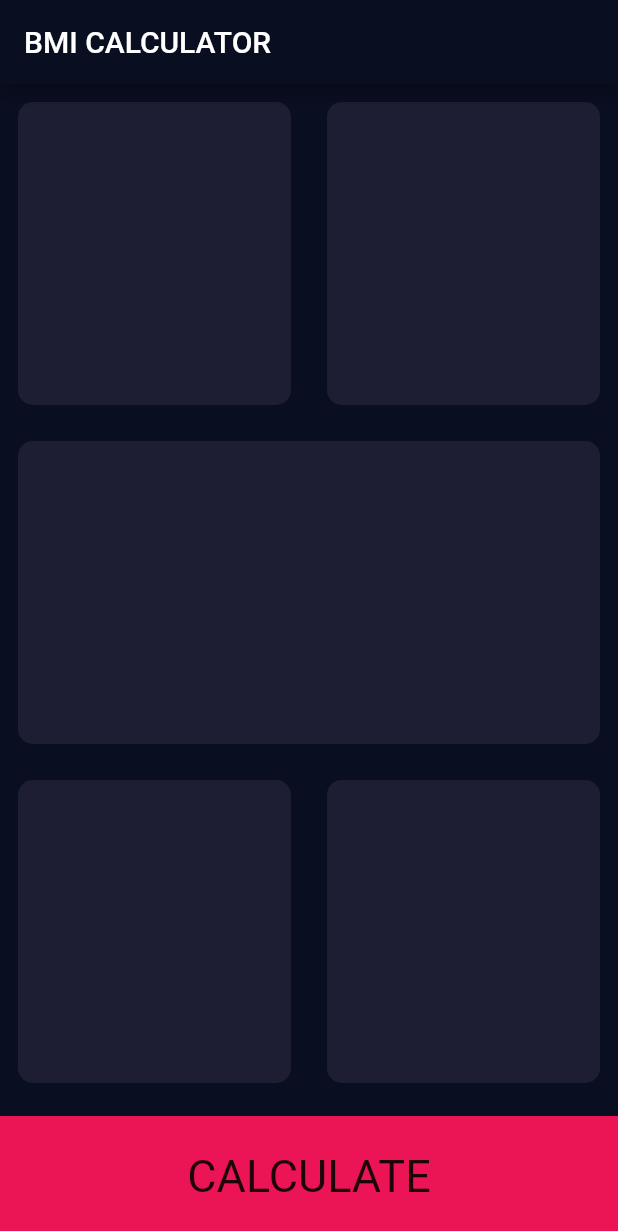
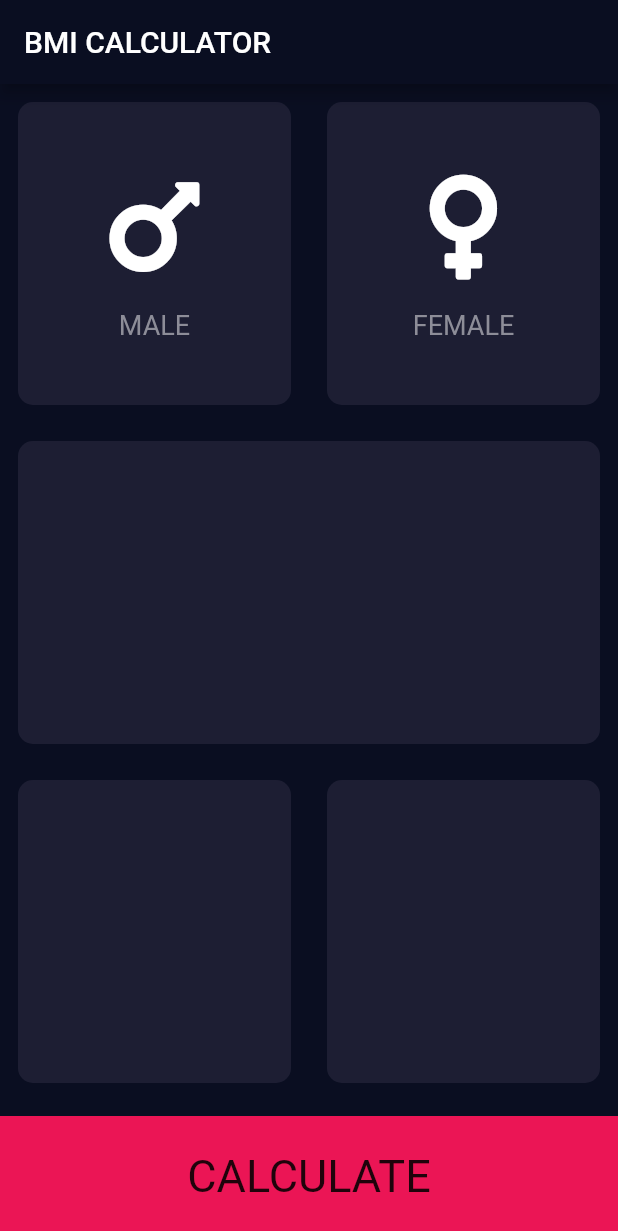
Before and after one commit to gaiyadev/bmi_calculator, a Flutter app: the screen it shows after launch, on a phone screen of 412 x 824 dp. Shown: the top 1231 px of the screen. Run offline on Flutter 3.47's test engine with Material 2 defaults, Android fonts, the phone set to English and light mode, and no system bars; our stand-ins replace font_awesome_flutter.

Commit message:
Add: apply abstraction to the app

```diff
--- /dev/null
+++ b/lib/constants.dart
@@ -0,0 +1,13 @@
+import 'package:flutter/material.dart';
+
+const bottomContainerHeight = 80.0;
+const iconSize = 80.0;
+const iconColor = Colors.white;
+const activeCardColor = Color(0XFF1D1E33);
+const bottomContainerColor = Color(0XFFEB1555);
+const labelColor = TextStyle(
+  fontSize: 18.0,
+  color: Color(
+    0XFF8D8D98,
+  ),
+);
--- a/lib/home.dart
+++ b/lib/home.dart
@@ -1,8 +1,8 @@
 import 'package:flutter/material.dart';
-
-const bottomContainerHeight = 80.0;
-const activeCardColor = Color(0XFF1D1E33);
-const bottomContainerColor = Color(0XFFEB1555);
+import 'package:font_awesome_flutter/font_awesome_flutter.dart';
+import 'reueableIcon.dart';
+import 'reusableCard.dart';
+import 'constants.dart';
 
 class InputPage extends StatefulWidget {
   @override
@@ -23,11 +23,19 @@ class _InputPageState extends State<InputPage> {
               children: [
                 Expanded(
                   child: ReuseableCard(
+                    cardChild: ReuseableIcon(
+                      icon: FontAwesomeIcons.mars,
+                      label: 'MALE',
+                    ),
                     colour: activeCardColor,
                   ),
                 ),
                 Expanded(
                   child: ReuseableCard(
+                    cardChild: ReuseableIcon(
+                      label: 'FEMALE',
+                      icon: FontAwesomeIcons.venus,
+                    ),
                     colour: activeCardColor,
                   ),
                 )
@@ -72,18 +80,3 @@ class _InputPageState extends State<InputPage> {
     );
   }
 }
-
-class ReuseableCard extends StatelessWidget {
-  final Color colour;
-  ReuseableCard({@required this.colour});
-  @override
-  Widget build(BuildContext context) {
-    return Container(
-      margin: EdgeInsets.all(12.0),
-      decoration: BoxDecoration(
-        borderRadius: BorderRadius.circular(10),
-        color: colour,
-      ),
-    );
-  }
-}
--- /dev/null
+++ b/lib/reueableIcon.dart
@@ -0,0 +1,29 @@
+import 'package:flutter/material.dart';
+import 'constants.dart';
+
+class ReuseableIcon extends StatelessWidget {
+  final IconData icon;
+  final String label;
+  ReuseableIcon({@required this.icon, @required this.label});
+
+  @override
+  Widget build(BuildContext context) {
+    return Column(
+      mainAxisAlignment: MainAxisAlignment.center,
+      children: [
+        Icon(
+          icon,
+          size: iconSize,
+          color: iconColor,
+        ),
+        SizedBox(
+          height: 15.0,
+        ),
+        Text(
+          label,
+          style: labelColor,
+        )
+      ],
+    );
+  }
+}
--- /dev/null
+++ b/lib/reusableCard.dart
@@ -0,0 +1,18 @@
+import 'package:flutter/material.dart';
+
+class ReuseableCard extends StatelessWidget {
+  final Color colour;
+  final cardChild;
+  ReuseableCard({@required this.colour, this.cardChild});
+  @override
+  Widget build(BuildContext context) {
+    return Container(
+      child: cardChild,
+      margin: EdgeInsets.all(12.0),
+      decoration: BoxDecoration(
+        borderRadius: BorderRadius.circular(10),
+        color: colour,
+      ),
+    );
+  }
+}
--- a/pubspec.yaml
+++ b/pubspec.yaml
@@ -28,6 +28,8 @@ dependencies:
   # The following adds the Cupertino Icons font to your application.
   # Use with the CupertinoIcons class for iOS style icons.
   cupertino_icons: ^0.1.3
+  font_awesome_flutter: ^8.8.1
+
 
 dev_dependencies:
   flutter_test:
```
Also changed, not shown: pubspec.lock.
